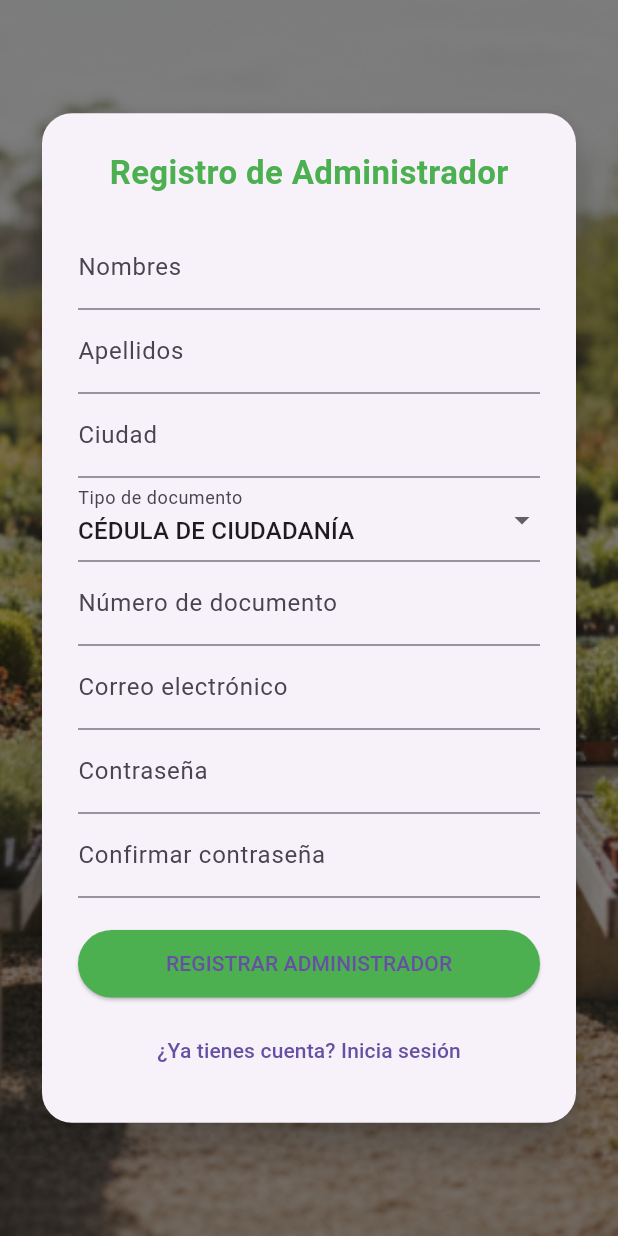
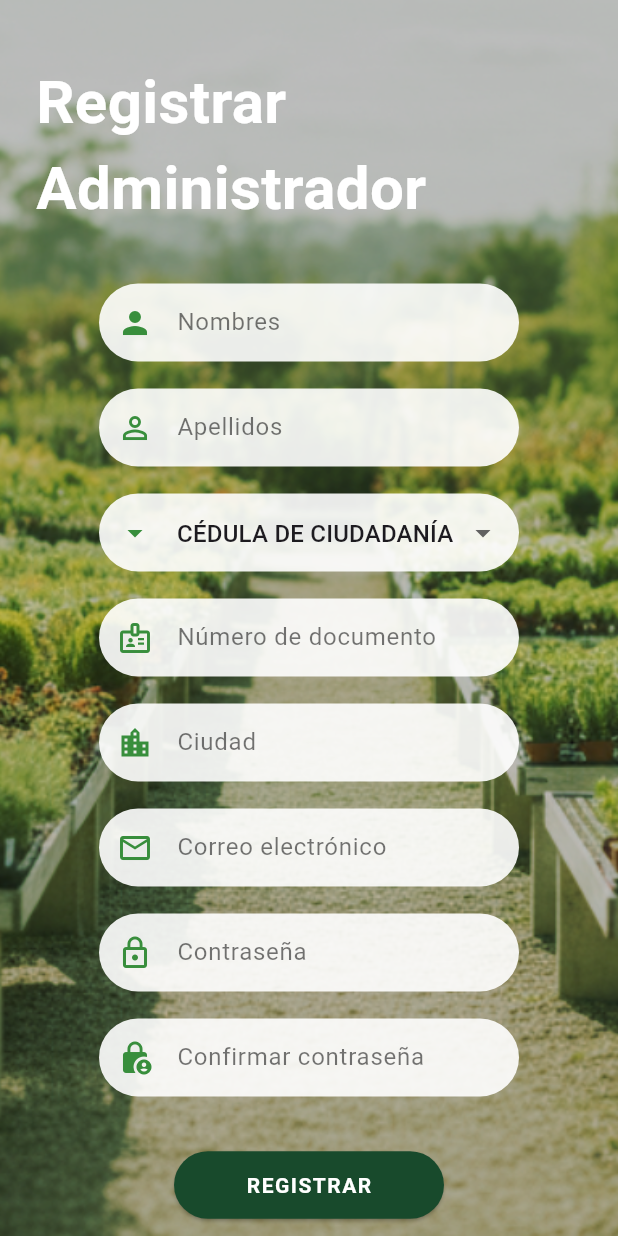
Before and after one commit to natalia482/inventivo_viveros, a Flutter app: the RegisterScreen screen opened directly, on a phone screen of 412 x 824 dp. Run offline on Flutter 3.47's test engine with Material 3 defaults, Android fonts, the phone set to English and light mode, and no system bars; our stand-ins replace shared_preferences; accounts and stored records are empty.

Commit message:
Interfaz Regisro

```diff
--- a/lib/screens/register_screen.dart
+++ b/lib/screens/register_screen.dart
@@ -1,7 +1,6 @@
 import 'package:flutter/material.dart';
 import 'package:http/http.dart' as http;
 import 'dart:convert';
-import 'package:crypto/crypto.dart';
 import 'package:inventivo_viveros/services/api_services.dart';
 
 class RegisterScreen extends StatefulWidget {
@@ -32,7 +31,7 @@ class _RegisterScreenState extends State<RegisterScreen> {
       );
       return;
     }
-    //validaciones de campos vaciones
+
     setState(() => isLoading = true);
 
     final response = await http.post(Uri.parse(registerUrl), body: {
@@ -56,75 +55,179 @@ class _RegisterScreenState extends State<RegisterScreen> {
     }
   }
 
+  InputDecoration customDecoration(String hint, IconData icon) {
+    return InputDecoration(
+      prefixIcon: Icon(icon, color: Colors.green.shade700),
+      hintText: hint, // 👈 Aquí el cambio
+      hintStyle: const TextStyle(color: Colors.black54),
+      filled: true,
+      fillColor: Colors.white.withOpacity(0.9),
+      border: OutlineInputBorder(
+        borderRadius: BorderRadius.circular(30),
+        borderSide: BorderSide.none,
+      ),
+      contentPadding:
+          const EdgeInsets.symmetric(horizontal: 20, vertical: 14),
+    );
+  }
+
   @override
   Widget build(BuildContext context) {
     return Scaffold(
-      body: Stack(children: [
+      body: Stack(
+        children: [
+          // Fondo con imagen
           Container(
-          decoration: const BoxDecoration(
+            decoration: BoxDecoration(
               image: DecorationImage(
-              image: AssetImage("assets/images/fondo.png"),
+                image: const AssetImage("assets/images/fondo.png"),
                 fit: BoxFit.cover,
+                colorFilter: ColorFilter.mode(
+                  Colors.green.withOpacity(0.45),
+                  BlendMode.overlay,
                 ),
               ),
             ),
-        Container(color: Colors.black.withOpacity(0.5)),
+          ),
+          // Filtro oscuro leve
+          Container(color: Colors.black.withOpacity(0.25)),
+
           Center(
             child: SingleChildScrollView(
-            padding: const EdgeInsets.all(24),
-            child: Card(
-              elevation: 10,
-              shape: RoundedRectangleBorder(
-                  borderRadius: BorderRadius.circular(20)),
-              child: Padding(
-                padding: const EdgeInsets.all(24),
+              padding: const EdgeInsets.symmetric(horizontal: 24, vertical: 40),
               child: Column(
+                mainAxisAlignment: MainAxisAlignment.center,
                 children: [
-                    const Text("Registro de Administrador",
+                  const Text(
+                    "Registrar Administrador",
                     style: TextStyle(
-                            fontSize: 22,
-                            fontWeight: FontWeight.bold,
-                            color: Colors.green)),
-                    const SizedBox(height: 20),
-                    TextField(controller: nameController, decoration: const InputDecoration(labelText: "Nombres")),
-                    TextField(controller: lastnameController, decoration: const InputDecoration(labelText: "Apellidos")),
-                    TextField(controller: cityController, decoration: const InputDecoration(labelText: "Ciudad")),
-                    DropdownButtonFormField<String>(
+                        color: Colors.white,
+                        fontSize: 40,
+                        fontWeight: FontWeight.w600),
+                  ),
+                  const SizedBox(height: 35),
+
+                  // Dos columnas
+                  Wrap(
+                    alignment: WrapAlignment.center,
+                    runSpacing: 18,
+                    spacing: 18,
+                    children: [
+                      SizedBox(
+                        width: 280,
+                        child: TextField(
+                          controller: nameController,
+                          decoration: customDecoration("Nombres", Icons.person),
+                        ),
+                      ),
+                      SizedBox(
+                        width: 280,
+                        child: TextField(
+                          controller: lastnameController,
+                          decoration:
+                              customDecoration("Apellidos", Icons.person_outline),
+                        ),
+                      ),
+                      SizedBox(
+                        width: 280,
+                        child: DropdownButtonFormField<String>(
                           value: tipoDocumento,
-                      decoration: const InputDecoration(labelText: "Tipo de documento"),
+                          decoration: customDecoration(
+                              "Tipo de documento", Icons.arrow_drop_down),
                           items: const [
-                        DropdownMenuItem(value: "CÉDULA DE CIUDADANÍA", child: Text("CÉDULA DE CIUDADANÍA")),
-                        DropdownMenuItem(value: "NIT", child: Text("NIT")),
+                            DropdownMenuItem(
+                                value: "CÉDULA DE CIUDADANÍA",
+                                child: Text("CÉDULA DE CIUDADANÍA")),
+                            DropdownMenuItem(
+                                value: "NIT", child: Text("NIT")),
                           ],
-                      onChanged: (value) => setState(() => tipoDocumento = value!),
+                          onChanged: (value) =>
+                              setState(() => tipoDocumento = value!),
                         ),
-                    TextField(controller: documentController, decoration: const InputDecoration(labelText: "Número de documento")),
-                    TextField(controller: emailController, decoration: const InputDecoration(labelText: "Correo electrónico")),
-                    TextField(controller: passwordController, obscureText: true, decoration: const InputDecoration(labelText: "Contraseña")),
-                    TextField(controller: confirmpasswordController, obscureText: true, decoration: const InputDecoration(labelText: "Confirmar contraseña")),
+                      ),
+                      SizedBox(
+                        width: 280,
+                        child: TextField(
+                          controller: documentController,
+                          decoration: customDecoration(
+                              "Número de documento", Icons.badge_outlined),
+                        ),
+                      ),
+                      SizedBox(
+                        width: 280,
+                        child: TextField(
+                          controller: cityController,
+                          decoration:
+                              customDecoration("Ciudad", Icons.location_city),
+                        ),
+                      ),
+                      SizedBox(
+                        width: 280,
+                        child: TextField(
+                          controller: emailController,
+                          decoration: customDecoration(
+                              "Correo electrónico", Icons.email_outlined),
+                        ),
+                      ),
+                      SizedBox(
+                        width: 280,
+                        child: TextField(
+                          controller: passwordController,
+                          obscureText: true,
+                          decoration:
+                              customDecoration("Contraseña", Icons.lock_outline),
+                        ),
+                      ),
+                      SizedBox(
+                        width: 280,
+                        child: TextField(
+                          controller: confirmpasswordController,
+                          obscureText: true,
+                          decoration: customDecoration(
+                              "Confirmar contraseña", Icons.lock_person),
+                        ),
+                      ),
+                    ],
+                  ),
 
-                    const SizedBox(height: 20),
+                  const SizedBox(height: 35),
 
+                  // Botón de registrar
                   ElevatedButton(
                     onPressed: isLoading ? null : registerUser,
-                      style: ElevatedButton.styleFrom(backgroundColor: Colors.green, minimumSize: const Size(double.infinity, 45)),
+                    style: ElevatedButton.styleFrom(
+                      backgroundColor: const Color(0xFF184A2C),
+                      minimumSize: const Size(180, 45),
+                      shape: RoundedRectangleBorder(
+                          borderRadius: BorderRadius.circular(30)),
+                    ),
                     child: isLoading
                         ? const CircularProgressIndicator(color: Colors.white)
-                          : const Text("REGISTRAR ADMINISTRADOR"),
+                        : const Text(
+                            "REGISTRAR",
+                            style: TextStyle(
+                                color: Colors.white,
+                                fontWeight: FontWeight.w600,
+                                letterSpacing: 1),
                           ),
-                    const SizedBox(height: 10),
+                  ),
+
+                  const SizedBox(height: 15),
+
                   TextButton(
                     onPressed: () =>
                         Navigator.pushReplacementNamed(context, '/'),
-                      child: const Text("¿Ya tienes cuenta? Inicia sesión"),
+                    child: const Text(
+                      "¿Ya tienes cuenta? Inicia sesión",
+                      style: TextStyle(color: Colors.white),
+                    ),
                   ),
                 ],
               ),
             ),
           ),
+        ],
       ),
-        ),
-      ]),
     );
   }
 }
```
Lines whose indentation alone changed are shown as unchanged.
